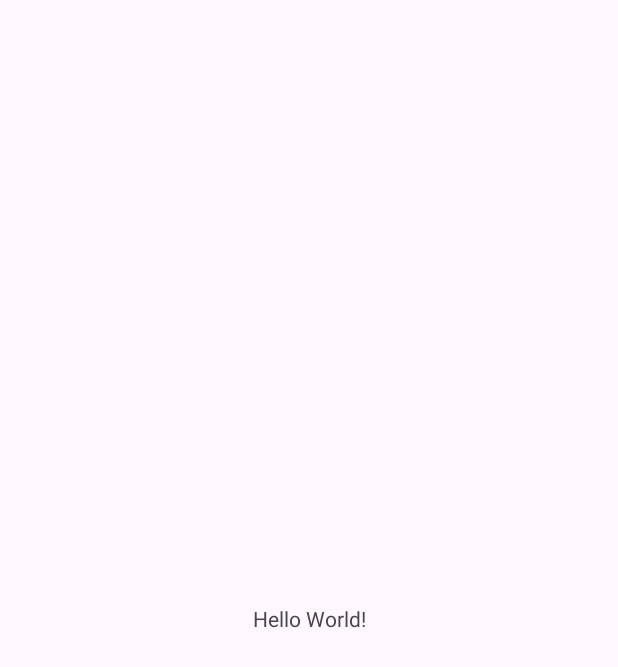
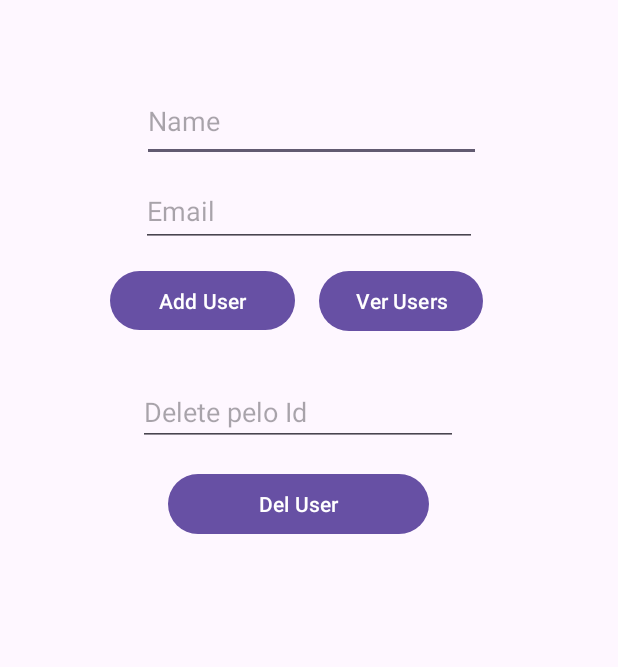
Before and after one commit to gustavo14lima/disciplinas-2024, an Android app: the screen it shows after launch (MainActivity), on a phone screen of 412 x 824 dp. Before the commit the part shown is almost empty. Shown: the top 667 px of the screen. Run offline under Robolectric (Android 15) with nearby library versions, the phone set to English and light mode, and no system bars.

Commit message:
update = activity_main.xml

```diff
--- a/repo-uc13/DAO/app/src/main/res/layout/activity_main.xml
+++ b/repo-uc13/DAO/app/src/main/res/layout/activity_main.xml
@@ -7,13 +7,89 @@
     android:layout_height="match_parent"
     tools:context=".MainActivity">
 
-    <TextView
-        android:layout_width="wrap_content"
-        android:layout_height="wrap_content"
-        android:text="Hello World!"
+    <EditText
+        android:id="@+id/nameEditText"
+        android:layout_width="226dp"
+        android:layout_height="54dp"
+        android:hint="Name"
+        app:layout_constraintBottom_toBottomOf="parent"
+        app:layout_constraintEnd_toEndOf="parent"
+        app:layout_constraintHorizontal_bias="0.508"
+        app:layout_constraintStart_toStartOf="parent"
+        app:layout_constraintTop_toTopOf="parent"
+        app:layout_constraintVertical_bias="0.07" />
+
+    <EditText
+        android:id="@+id/emailEditText"
+        android:layout_width="224dp"
+        android:layout_height="48dp"
+        android:hint="Email"
         app:layout_constraintBottom_toBottomOf="parent"
         app:layout_constraintEnd_toEndOf="parent"
         app:layout_constraintStart_toStartOf="parent"
-        app:layout_constraintTop_toTopOf="parent" />
+        app:layout_constraintTop_toBottomOf="@+id/nameEditText"
+        app:layout_constraintVertical_bias="0.013" />
+
+    <Button
+        android:id="@+id/addButton"
+        android:layout_width="123dp"
+        android:layout_height="47dp"
+        android:layout_marginTop="12dp"
+        android:onClick="addLista"
+        android:text="Add User"
+        app:layout_constraintBottom_toBottomOf="parent"
+        app:layout_constraintEnd_toEndOf="parent"
+        app:layout_constraintHorizontal_bias="0.253"
+        app:layout_constraintStart_toStartOf="parent"
+        app:layout_constraintTop_toBottomOf="@+id/emailEditText"
+        app:layout_constraintVertical_bias="0.0" />
+
+    <Button
+        android:id="@+id/button"
+        android:layout_width="174dp"
+        android:layout_height="wrap_content"
+        android:onClick="removeList"
+        android:text="Del User"
+        app:layout_constraintBottom_toBottomOf="parent"
+        app:layout_constraintEnd_toEndOf="@+id/idEditText"
+        app:layout_constraintStart_toStartOf="@+id/idEditText"
+        app:layout_constraintTop_toBottomOf="@+id/idEditText"
+        app:layout_constraintVertical_bias="0.03" />
+
+    <Button
+        android:id="@+id/viewButton"
+        android:layout_width="wrap_content"
+        android:layout_height="wrap_content"
+        android:layout_marginStart="16dp"
+        android:onClick="verLista"
+        android:text="Ver Users"
+        app:layout_constraintBottom_toBottomOf="@+id/addButton"
+        app:layout_constraintStart_toEndOf="@+id/addButton"
+        app:layout_constraintTop_toTopOf="@+id/addButton"
+        app:layout_constraintVertical_bias="0.0" />
+
+    <TextView
+        android:id="@+id/usersTextView"
+        android:layout_width="match_parent"
+        android:layout_height="wrap_content"
+        android:textSize="16sp"
+        app:layout_constraintBottom_toBottomOf="parent"
+        app:layout_constraintTop_toBottomOf="@+id/button"
+        app:layout_constraintVertical_bias="0.061"
+        tools:layout_editor_absoluteX="0dp" />
+
+    <EditText
+        android:id="@+id/idEditText"
+        android:layout_width="wrap_content"
+        android:layout_height="wrap_content"
+        android:ems="10"
+        android:hint="Delete pelo Id"
+        android:inputType="text"
+        app:layout_constraintBottom_toBottomOf="parent"
+        app:layout_constraintEnd_toEndOf="parent"
+        app:layout_constraintHorizontal_bias="0.462"
+        app:layout_constraintStart_toStartOf="parent"
+        app:layout_constraintTop_toBottomOf="@+id/addButton"
+        app:layout_constraintVertical_bias="0.051" />
 
 </androidx.constraintlayout.widget.ConstraintLayout>
```
